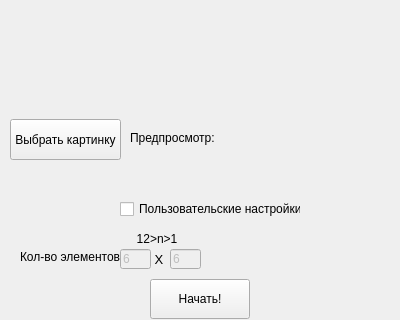
Before: the Qt Designer form start.ui in IGragon/projectP, drawn with Qt 5; both pictures show x 0 to 400 and y 221 to 541 of the 400 by 541 pixel window.
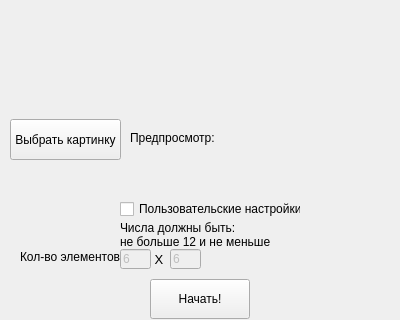
After: the same form once the commit is applied.

Patch:
```diff
--- a/start.ui
+++ b/start.ui
@@ -166,14 +166,15 @@
   <widget class="QLabel" name="labelWarning">
    <property name="geometry">
     <rect>
-     <x>130</x>
-     <y>450</y>
-     <width>51</width>
-     <height>20</height>
+     <x>120</x>
+     <y>440</y>
+     <width>151</width>
+     <height>31</height>
     </rect>
    </property>
    <property name="text">
-    <string>  12&gt;n&gt;1</string>
+    <string>Числа должны быть:
+не больше 12 и не меньше 2</string>
    </property>
   </widget>
  </widget>
```
